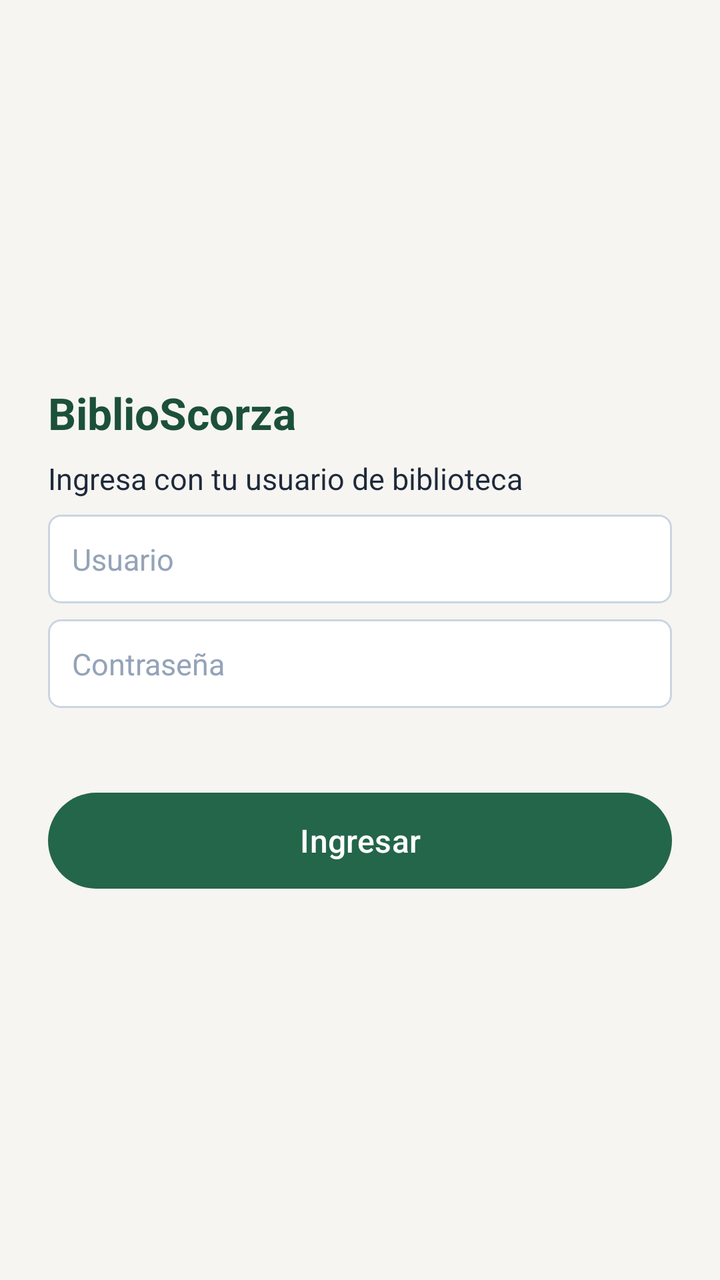
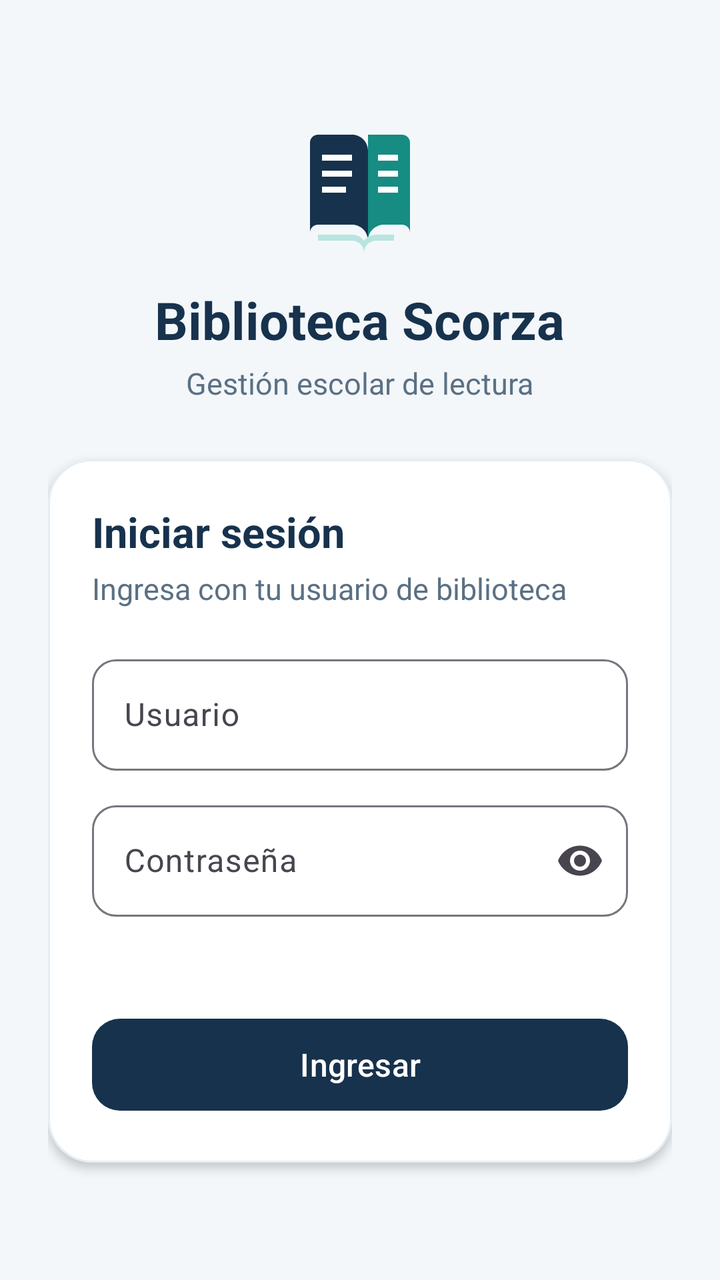

Before-and-after screenshots of an Android layout around one commit, followed by the original layout XML and the change that was made.
<!-- AndroidManifest.xml: application theme Theme.BiblioScorza -->
<!-- res/layout/activity_login.xml -->
<?xml version="1.0" encoding="utf-8"?>
<LinearLayout xmlns:android="http://schemas.android.com/apk/res/android"
    android:layout_width="match_parent" android:layout_height="match_parent"
    android:gravity="center_vertical" android:orientation="vertical" android:padding="24dp">
    <TextView style="@style/BsTitle" android:layout_width="wrap_content" android:layout_height="wrap_content" android:text="BiblioScorza" />
    <TextView style="@style/BsText" android:text="Ingresa con tu usuario de biblioteca" />
    <EditText android:id="@+id/etUsuario" style="@style/BsInput" android:hint="Usuario" android:inputType="text" android:autofillHints="username" />
    <EditText android:id="@+id/etClave" style="@style/BsInput" android:hint="Contraseña" android:inputType="textPassword" android:autofillHints="password" />
    <TextView android:id="@+id/tvError" style="@style/BsText" android:textColor="#B91C1C" />
    <Button android:id="@+id/btnIngresar" style="@style/BsButton" android:text="Ingresar" />
</LinearLayout>
<!-- resources referenced by this layout -->
<resources>
  <style name="BsButton" parent="Widget.Material3.Button">
          <item name="android:layout_width">match_parent</item>
          <item name="android:layout_height">56dp</item>
          <item name="android:layout_marginTop">10dp</item>
          <item name="android:textSize">16sp</item>
      </style>
  <style name="BsInput">
          <item name="android:layout_width">match_parent</item>
          <item name="android:layout_height">wrap_content</item>
          <item name="android:background">@drawable/input_bg</item>
          <item name="android:padding">12dp</item>
          <item name="android:layout_marginTop">8dp</item>
          <item name="android:textSize">15sp</item>
          <item name="android:textColor">#1E293B</item>
          <item name="android:textColorHint">#94A3B8</item>
      </style>
  <style name="BsText">
          <item name="android:layout_width">match_parent</item>
          <item name="android:layout_height">wrap_content</item>
          <item name="android:layout_marginTop">8dp</item>
          <item name="android:textSize">15sp</item>
          <item name="android:textColor">#1E293B</item>
      </style>
  <style name="BsTitle">
          <item name="android:textSize">22sp</item>
          <item name="android:textStyle">bold</item>
          <item name="android:textColor">#1C503A</item>
      </style>
  <style name="Theme.BiblioScorza" parent="Theme.Material3.Light.NoActionBar">
          <item name="colorPrimary">#24664A</item>
          <item name="colorOnPrimary">#FFFFFF</item>
          <item name="android:statusBarColor">#1C503A</item>
          <item name="android:windowBackground">#F6F5F1</item>
      </style>
  <!-- drawable input_bg (drawable) -->
  <?xml version="1.0" encoding="utf-8"?>
  <shape xmlns:android="http://schemas.android.com/apk/res/android" android:shape="rectangle">
      <solid android:color="#FFFFFF" />
      <stroke android:width="1dp" android:color="#CBD5E1" />
      <corners android:radius="6dp" />
  </shape>
</resources>

<!-- the commit's change to res/layout/activity_login.xml (unified diff, before → after) -->
@@ -1,11 +1,137 @@
 <?xml version="1.0" encoding="utf-8"?>
-<LinearLayout xmlns:android="http://schemas.android.com/apk/res/android"
-    android:layout_width="match_parent" android:layout_height="match_parent"
-    android:gravity="center_vertical" android:orientation="vertical" android:padding="24dp">
-    <TextView style="@style/BsTitle" android:layout_width="wrap_content" android:layout_height="wrap_content" android:text="BiblioScorza" />
-    <TextView style="@style/BsText" android:text="Ingresa con tu usuario de biblioteca" />
-    <EditText android:id="@+id/etUsuario" style="@style/BsInput" android:hint="Usuario" android:inputType="text" android:autofillHints="username" />
-    <EditText android:id="@+id/etClave" style="@style/BsInput" android:hint="Contraseña" android:inputType="textPassword" android:autofillHints="password" />
-    <TextView android:id="@+id/tvError" style="@style/BsText" android:textColor="#B91C1C" />
-    <Button android:id="@+id/btnIngresar" style="@style/BsButton" android:text="Ingresar" />
-</LinearLayout>
+<ScrollView xmlns:android="http://schemas.android.com/apk/res/android"
+    xmlns:app="http://schemas.android.com/apk/res-auto"
+    android:layout_width="match_parent"
+    android:layout_height="match_parent"
+    android:fillViewport="true"
+    android:background="#F3F7FA"
+    android:clipToPadding="false">
+
+    <LinearLayout
+        android:layout_width="match_parent"
+        android:layout_height="match_parent"
+        android:gravity="center"
+        android:orientation="vertical"
+        android:padding="24dp">
+
+        <ImageView
+            android:layout_width="72dp"
+            android:layout_height="72dp"
+            android:contentDescription="Libros"
+            android:src="@drawable/ic_book_stack" />
+
+        <TextView
+            android:layout_width="wrap_content"
+            android:layout_height="wrap_content"
+            android:layout_marginTop="12dp"
+            android:text="Biblioteca Scorza"
+            android:textColor="#17324D"
+            android:textSize="26sp"
+            android:textStyle="bold" />
+
+        <TextView
+            android:layout_width="wrap_content"
+            android:layout_height="wrap_content"
+            android:layout_marginTop="4dp"
+            android:text="Gestión escolar de lectura"
+            android:textColor="#5B7083"
+            android:textSize="15sp" />
+
+        <com.google.android.material.card.MaterialCardView
+            android:layout_width="match_parent"
+            android:layout_height="wrap_content"
+            android:layout_marginTop="28dp"
+            app:cardBackgroundColor="#FFFFFF"
+            app:cardCornerRadius="22dp"
+            app:cardElevation="3dp"
+            app:strokeColor="#E5EDF3"
+            app:strokeWidth="1dp">
+
+            <LinearLayout
+                android:layout_width="match_parent"
+                android:layout_height="wrap_content"
+                android:orientation="vertical"
+                android:padding="22dp">
+
+                <TextView
+                    style="@style/BsTitle"
+                    android:layout_width="wrap_content"
+                    android:layout_height="wrap_content"
+                    android:text="Iniciar sesión"
+                    android:textSize="21sp" />
+
+                <TextView
+                    style="@style/BsText"
+                    android:layout_marginTop="4dp"
+                    android:text="Ingresa con tu usuario de biblioteca"
+                    android:textColor="#5B7083" />
+
+                <com.google.android.material.textfield.TextInputLayout
+                    style="@style/Widget.Material3.TextInputLayout.OutlinedBox"
+                    android:layout_width="match_parent"
+                    android:layout_height="wrap_content"
+                    android:layout_marginTop="20dp"
+                    android:hint="Usuario"
+                    app:boxCornerRadiusBottomEnd="12dp"
+                    app:boxCornerRadiusBottomStart="12dp"
+                    app:boxCornerRadiusTopEnd="12dp"
+                    app:boxCornerRadiusTopStart="12dp">
+
+                    <com.google.android.material.textfield.TextInputEditText
+                        android:id="@+id/etUsuario"
+                        android:layout_width="match_parent"
+                        android:layout_height="wrap_content"
+                        android:autofillHints="username"
+                        android:inputType="text"
+                        android:singleLine="true" />
+                </com.google.android.material.textfield.TextInputLayout>
+
+                <com.google.android.material.textfield.TextInputLayout
+                    style="@style/Widget.Material3.TextInputLayout.OutlinedBox"
+                    android:layout_width="match_parent"
+                    android:layout_height="wrap_content"
+                    android:layout_marginTop="12dp"
+                    android:hint="Contraseña"
+                    app:boxCornerRadiusBottomEnd="12dp"
+                    app:boxCornerRadiusBottomStart="12dp"
+                    app:boxCornerRadiusTopEnd="12dp"
+                    app:boxCornerRadiusTopStart="12dp"
+                    app:endIconMode="password_toggle">
+
+                    <com.google.android.material.textfield.TextInputEditText
+                        android:id="@+id/etClave"
+                        android:layout_width="match_parent"
+                        android:layout_height="wrap_content"
+                        android:autofillHints="password"
+                        android:inputType="textPassword"
+                        android:singleLine="true" />
+                </com.google.android.material.textfield.TextInputLayout>
+
+                <TextView
+                    android:id="@+id/tvError"
+                    android:layout_width="match_parent"
+                    android:layout_height="wrap_content"
+                    android:layout_marginTop="12dp"
+                    android:accessibilityLiveRegion="polite"
+                    android:textColor="#B42318"
+                    android:textSize="14sp" />
+
+                <ProgressBar
+                    android:id="@+id/progresoLogin"
+                    style="?android:attr/progressBarStyle"
+                    android:layout_width="32dp"
+                    android:layout_height="32dp"
+                    android:layout_gravity="center_horizontal"
+                    android:layout_marginTop="12dp"
+                    android:indeterminateTint="#168C83"
+                    android:visibility="gone" />
+
+                <Button
+                    android:id="@+id/btnIngresar"
+                    style="@style/BsButton"
+                    android:layout_marginTop="16dp"
+                    android:text="Ingresar" />
+            </LinearLayout>
+        </com.google.android.material.card.MaterialCardView>
+    </LinearLayout>
+</ScrollView>
<!-- resource entries referenced after the edit -->
@@ -1,20 +1,33 @@
 <!-- resources referenced by this layout -->
 <resources>
+  <!-- drawable ic_book_stack (drawable) -->
+  <vector xmlns:android="http://schemas.android.com/apk/res/android"
+      android:width="72dp"
+      android:height="72dp"
+      android:viewportWidth="72"
+      android:viewportHeight="72">
+      <path
+          android:fillColor="#17324D"
+          android:pathData="M11,13C11,10.8 12.8,9 15,9h17c4.4,0 8,3.6 8,8v45c0,-4.4 -3.6,-8 -8,-8H15c-2.2,0 -4,1.8 -4,4z" />
+      <path
+          android:fillColor="#168C83"
+          android:pathData="M61,13c0,-2.2 -1.8,-4 -4,-4H40v53c0,-4.4 3.6,-8 8,-8h9c2.2,0 4,1.8 4,4z" />
+      <path
+          android:fillColor="#FFFFFF"
+          android:pathData="M17,19h15v3H17zM17,27h15v3H17zM17,35h12v3H17z" />
+      <path
+          android:fillColor="#FFFFFF"
+          android:pathData="M45,19h10v3H45zM45,27h10v3H45zM45,35h10v3H45z" />
+      <path
+          android:fillColor="#B8E4DF"
+          android:pathData="M15,59h17c2.5,0 4.7,1.2 6,3.1 1.3,-1.9 3.5,-3.1 6,-3.1h9v3h-9c-3.3,0 -6,2.7 -6,6 -0,-3.3 -2.7,-6 -6,-6H15z" />
+  </vector>
   <style name="BsButton" parent="Widget.Material3.Button">
           <item name="android:layout_width">match_parent</item>
-          <item name="android:layout_height">56dp</item>
-          <item name="android:layout_marginTop">10dp</item>
+          <item name="android:layout_height">54dp</item>
+          <item name="android:layout_marginTop">12dp</item>
           <item name="android:textSize">16sp</item>
-      </style>
-  <style name="BsInput">
-          <item name="android:layout_width">match_parent</item>
-          <item name="android:layout_height">wrap_content</item>
-          <item name="android:background">@drawable/input_bg</item>
-          <item name="android:padding">12dp</item>
-          <item name="android:layout_marginTop">8dp</item>
-          <item name="android:textSize">15sp</item>
-          <item name="android:textColor">#1E293B</item>
-          <item name="android:textColorHint">#94A3B8</item>
+          <item name="cornerRadius">14dp</item>
       </style>
   <style name="BsText">
           <item name="android:layout_width">match_parent</item>
@@ -26,20 +39,16 @@
   <style name="BsTitle">
           <item name="android:textSize">22sp</item>
           <item name="android:textStyle">bold</item>
-          <item name="android:textColor">#1C503A</item>
+          <item name="android:textColor">#17324D</item>
       </style>
   <style name="Theme.BiblioScorza" parent="Theme.Material3.Light.NoActionBar">
-          <item name="colorPrimary">#24664A</item>
+          <item name="colorPrimary">#17324D</item>
           <item name="colorOnPrimary">#FFFFFF</item>
-          <item name="android:statusBarColor">#1C503A</item>
-          <item name="android:windowBackground">#F6F5F1</item>
+          <item name="colorSecondary">#168C83</item>
+          <item name="android:statusBarColor">#10263A</item>
+          <item name="android:navigationBarColor">#F3F7FA</item>
+          <item name="android:windowLightNavigationBar">true</item>
+          <item name="android:windowBackground">#F3F7FA</item>
       </style>
-  <!-- drawable input_bg (drawable) -->
-  <?xml version="1.0" encoding="utf-8"?>
-  <shape xmlns:android="http://schemas.android.com/apk/res/android" android:shape="rectangle">
-      <solid android:color="#FFFFFF" />
-      <stroke android:width="1dp" android:color="#CBD5E1" />
-      <corners android:radius="6dp" />
-  </shape>
 </resources>
 
